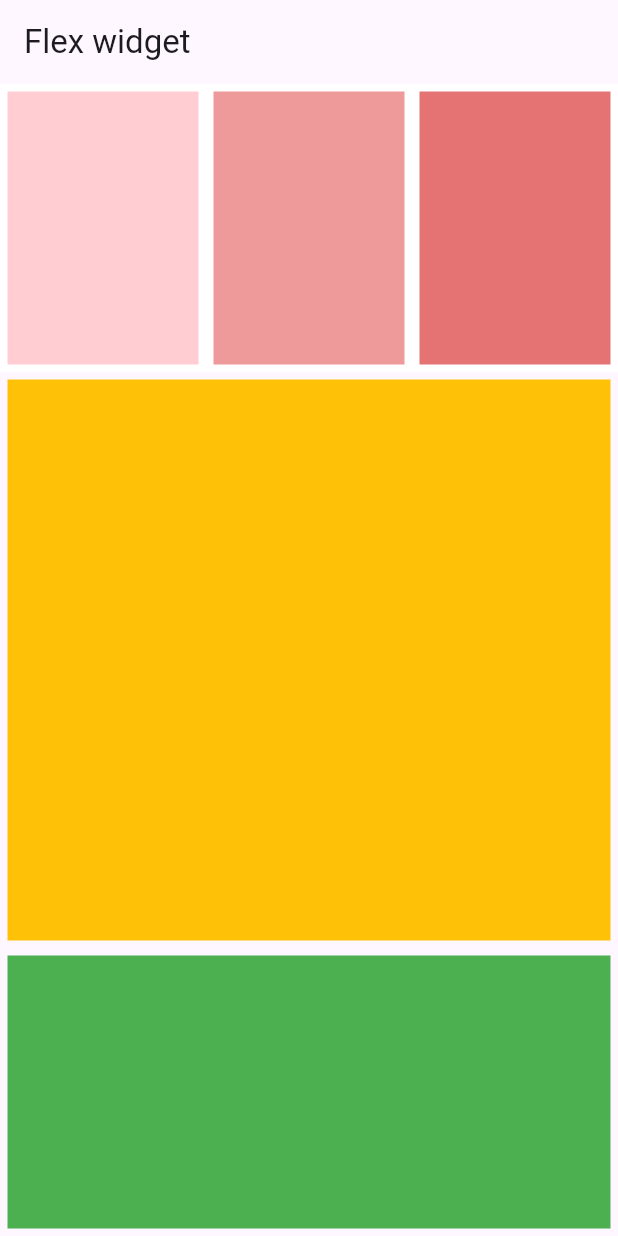
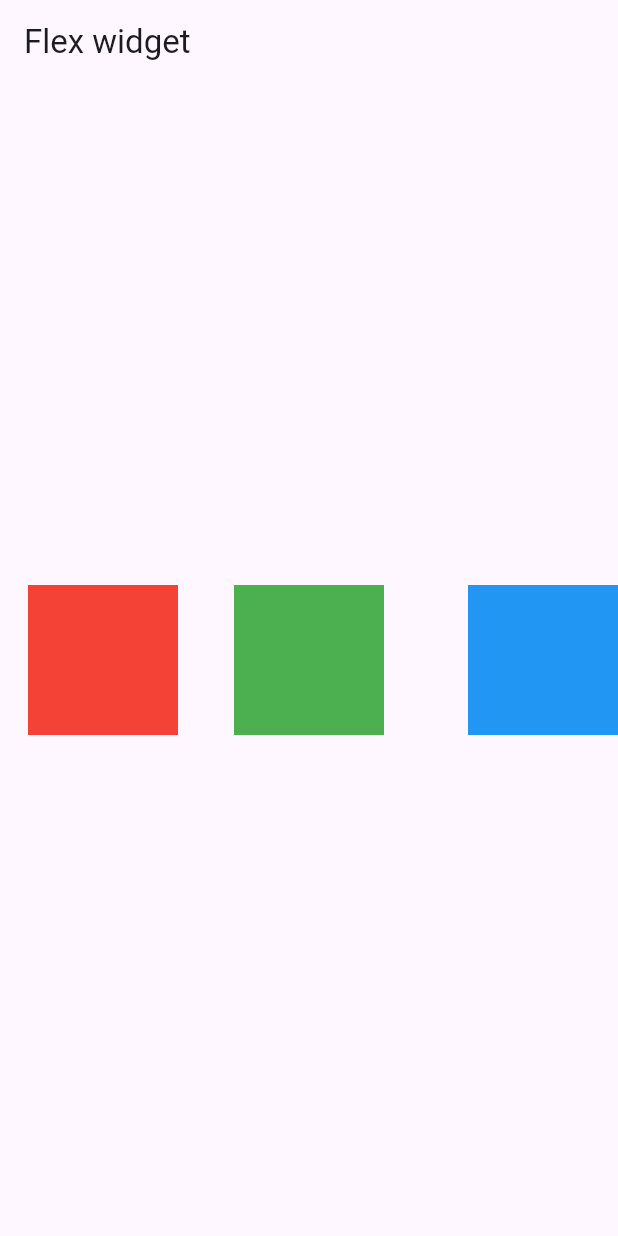
Before and after one commit to MFaqihRidho/learn-flutter, a Flutter app: the screen it shows after launch, on a phone screen of 412 x 824 dp. Run offline on Flutter 3.47's test engine with Material 3 defaults, Android fonts, the light colour scheme and no system bars.

Commit message:
✨ spacer-widget

```diff
--- a/lib/main.dart
+++ b/lib/main.dart
@@ -20,47 +20,30 @@ class _MyAppState extends State<MyApp> {
         appBar: AppBar(
           title: Text('Flex widget'),
         ),
-        body: Column(
+        body: Center(
+            child: Row(
+          // mainAxisAlignment: MainAxisAlignment.spaceBetween,
           children: [
-            Flexible(
-                flex: 1,
-                child: Container(
-                  color: Colors.white,
-                  child: Row(children: [
-                    Flexible(
-                        flex: 1,
-                        child: Container(
-                          margin: EdgeInsets.all(5),
-                          color: Colors.red.shade100,
-                        )),
-                    Flexible(
-                        flex: 1,
-                        child: Container(
-                          margin: EdgeInsets.all(5),
-                          color: Colors.red.shade200,
-                        )),
-                    Flexible(
-                        flex: 1,
-                        child: Container(
-                          margin: EdgeInsets.all(5),
-                          color: Colors.red.shade300,
-                        ))
-                  ]),
-                )),
-            Flexible(
-                flex: 2,
-                child: Container(
-                  margin: EdgeInsets.all(5),
-                  color: Colors.amber.shade500,
-                )),
-            Flexible(
-                flex: 1,
-                child: Container(
-                  margin: EdgeInsets.all(5),
-                  color: Colors.green.shade500,
-                )),
+            Spacer(flex: 1),
+            Container(
+              height: 100,
+              width: 100,
+              color: Colors.red,
+            ),
+            Spacer(flex: 2),
+            Container(
+              height: 100,
+              width: 100,
+              color: Colors.green,
+            ),
+            Spacer(flex: 3),
+            Container(
+              height: 100,
+              width: 100,
+              color: Colors.blue,
+            )
           ],
-        ),
+        )),
       ),
     );
   }
```
